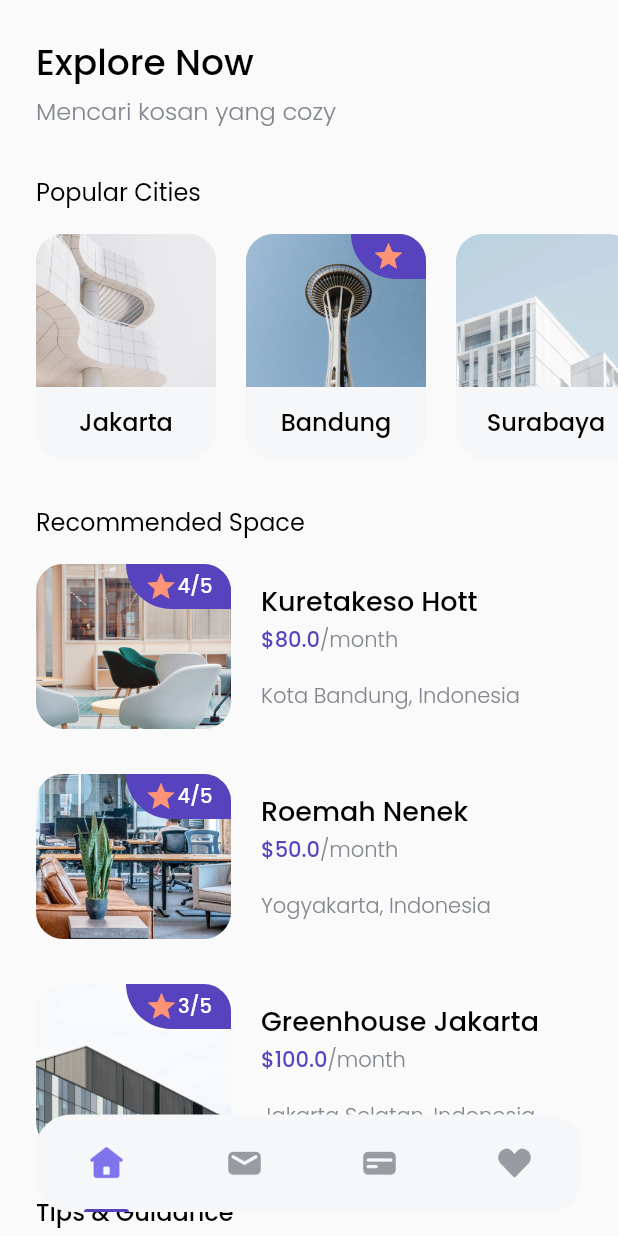
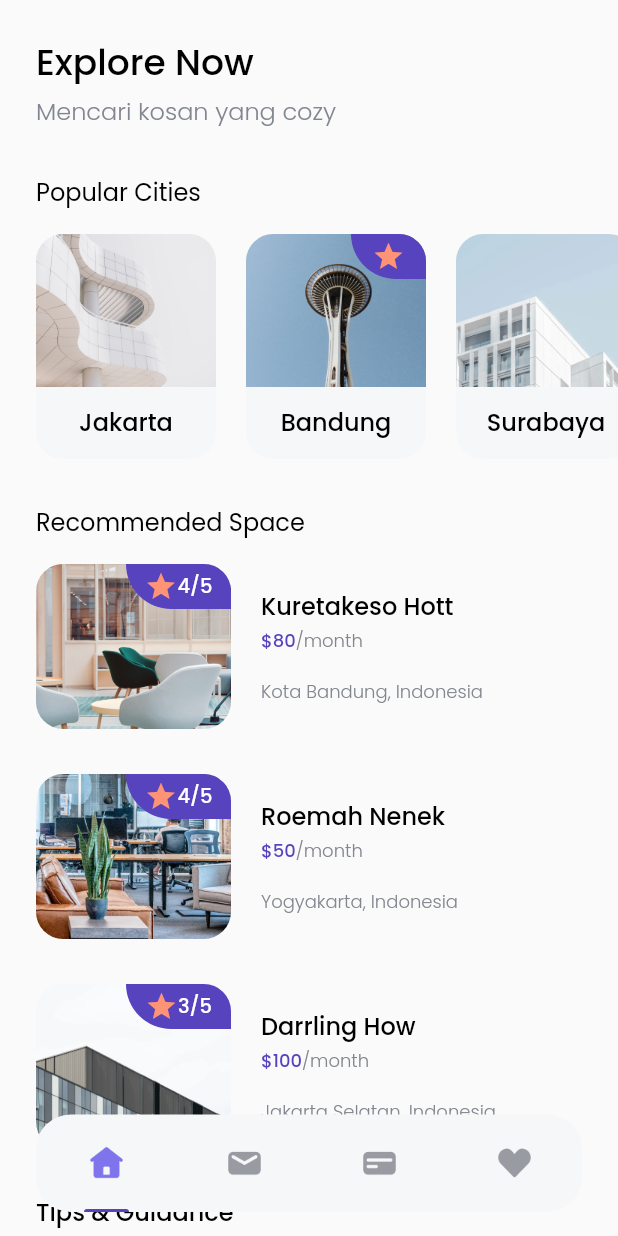
Before and after one commit to HarunNurahman/cozy-home, a Flutter app: the screen it shows after launch, after a tap on "Explore Now", on a phone screen of 412 x 824 dp. Run offline on Flutter 3.47's test engine with Material 2 defaults, Android fonts, the phone set to English and light mode, and no system bars; our stand-ins replace device_preview, google_fonts.

Commit message:
Additional Changes

```diff
--- a/lib/main.dart
+++ b/lib/main.dart
@@ -3,11 +3,15 @@
 import 'package:flutter/material.dart';
 import 'package:kosan_apps/pages/splash_screen.dart';
 
+// void main() => runApp(
+//       DevicePreview(
+//         builder: (context) => MyApp(),
+//         enabled: !kReleaseMode,
+//       ),
+//     );
+
 void main() => runApp(
-      DevicePreview(
-        builder: (context) => MyApp(),
-        enabled: !kReleaseMode,
-      ),
+      MyApp(),
     );
 
 class MyApp extends StatelessWidget {
@@ -18,9 +22,9 @@
   Widget build(BuildContext context) {
     return MaterialApp(
       debugShowCheckedModeBanner: false,
-      useInheritedMediaQuery: true,
-      locale: DevicePreview.locale(context),
-      builder: DevicePreview.appBuilder,
+      // useInheritedMediaQuery: true,
+      // locale: DevicePreview.locale(context),
+      // builder: DevicePreview.appBuilder,
       home: const SplashScreen(),
     );
   }
--- a/lib/models/spaces.dart
+++ b/lib/models/spaces.dart
@@ -1,7 +1,7 @@
 class Spaces {
   int id;
   int rating;
-  double price;
+  int price;
   String name;
   String imageUrl;
   String city;
--- /dev/null
+++ b/lib/pages/detail_screen.dart
@@ -0,0 +1,10 @@
+import 'package:flutter/material.dart';
+
+class DetailScreen extends StatelessWidget {
+  const DetailScreen({Key? key}) : super(key: key);
+
+  @override
+  Widget build(BuildContext context) {
+    return Scaffold();
+  }
+}
--- a/lib/pages/home_screen.dart
+++ b/lib/pages/home_screen.dart
@@ -138,7 +138,7 @@ class HomeScreen extends StatelessWidget {
                       id: 3,
                       rating: 3,
                       price: 100,
-                      name: 'Greenhouse Jakarta',
+                      name: 'Darrling How',
                       imageUrl: 'assets/images/img_space_3.png',
                       city: 'Jakarta Selatan',
                       country: 'Indonesia',
@@ -173,7 +173,7 @@ class HomeScreen extends StatelessWidget {
                   TipsCard(
                     Tips(
                       id: 2,
-                      name: 'Amusement Park List',
+                      name: 'Resident Registration',
                       update: '21/01/2022',
                       imageUrl: 'assets/images/img_tips_2.png',
                     ),
--- a/lib/widgets/space_card.dart
+++ b/lib/widgets/space_card.dart
@@ -59,17 +59,17 @@ class SpaceCard extends StatelessWidget {
           children: [
             Text(
               spaces.name,
-              style: blackTextStyle.copyWith(fontSize: 18),
+              style: blackTextStyle.copyWith(fontSize: 16),
             ),
             const SizedBox(height: 2),
             RichText(
               text: TextSpan(
                 text: '\$${spaces.price}',
-                style: purpleTextStyle.copyWith(fontSize: 14),
+                style: purpleTextStyle.copyWith(fontSize: 12),
                 children: [
                   TextSpan(
                     text: '/month',
-                    style: greyTextStyle.copyWith(fontSize: 14),
+                    style: greyTextStyle.copyWith(fontSize: 12),
                   ),
                 ],
               ),
@@ -77,7 +77,7 @@ class SpaceCard extends StatelessWidget {
             const SizedBox(height: 16),
             Text(
               '${spaces.city}, ${spaces.country}',
-              style: greyTextStyle.copyWith(fontSize: 14),
+              style: greyTextStyle.copyWith(fontSize: 12),
             )
           ],
         )
--- a/lib/widgets/tips_card.dart
+++ b/lib/widgets/tips_card.dart
@@ -21,12 +21,12 @@ class TipsCard extends StatelessWidget {
           children: [
             Text(
               tips.name,
-              style: blackTextStyle.copyWith(fontSize: 18),
+              style: blackTextStyle.copyWith(fontSize: 16),
             ),
             const SizedBox(height: 4),
             Text(
               'Updated ${tips.update}',
-              style: greyTextStyle,
+              style: greyTextStyle.copyWith(fontSize: 12),
             ),
           ],
         ),
```
